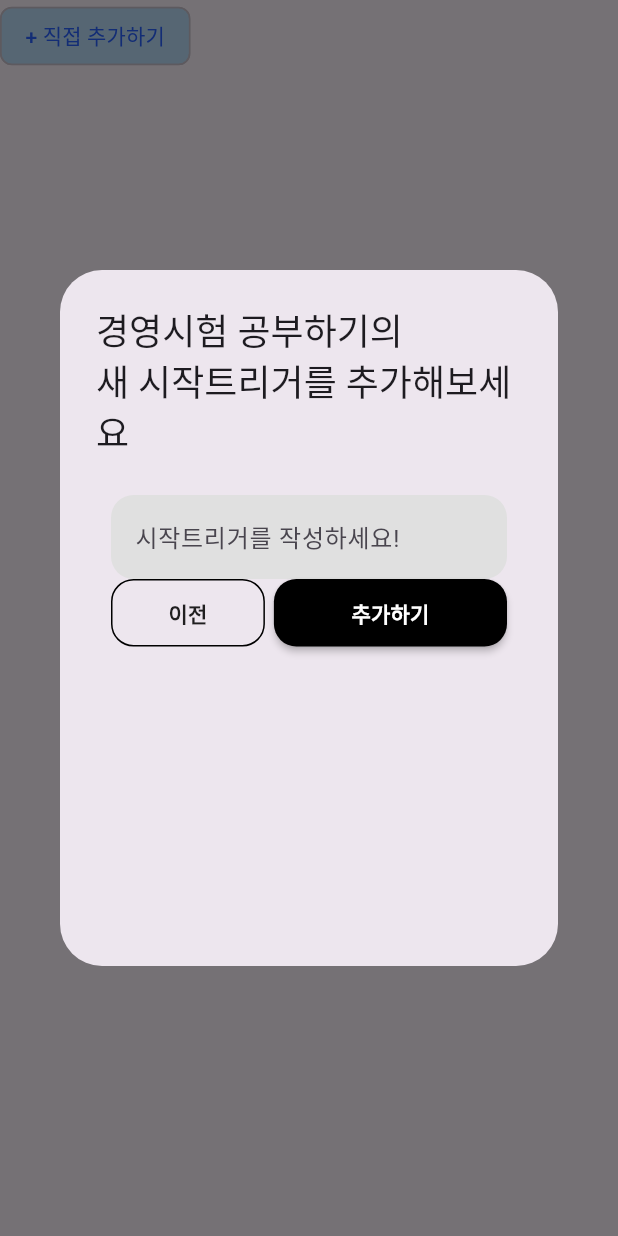
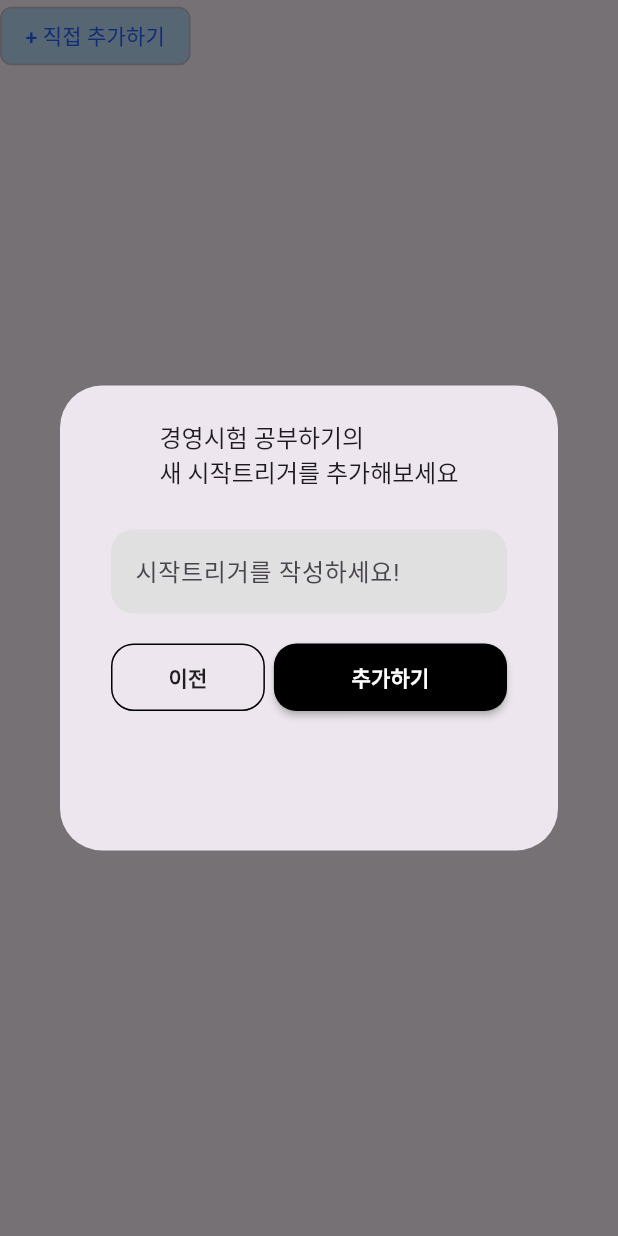
Before and after one commit to seongukHEO/StarryWavePractice, a Flutter app: the BuildChips widget shown alone on an empty page, opened directly, after a tap on "+ 직접 추가하기", on a phone screen of 412 x 824 dp. Run offline on Flutter 3.47's test engine with Material 3 defaults, Android fonts, the phone set to English and light mode, and no system bars; our stand-ins replace firebase_core, table_calendar; missing offline and left inert: dart:ffi; accounts and stored records are empty.

Commit message:
feat : chip 오류 해결 및 완성

```diff
--- a/lib/common/build_chips.dart
+++ b/lib/common/build_chips.dart
@@ -22,10 +22,10 @@ class _BuildChipsState extends State<BuildChips> {
           return AlertDialog(
             title: Align(
               alignment: Alignment.center,
-              child: Text("경영시험 공부하기의\n새 시작트리거를 추가해보세요"),
+              child: Text("경영시험 공부하기의\n새 시작트리거를 추가해보세요", style: TextStyle(fontSize: 16),),
             ),
             content: Container(
-              height: 300,
+              height: 200,
               width: 300,
               padding: EdgeInsets.all(10),
               child: Column(
@@ -46,7 +46,9 @@ class _BuildChipsState extends State<BuildChips> {
                       labelText: "시작트리거를 작성하세요!",
                     ),
                   ),
+                  SizedBox(height: 20,),
                   Row(
+                    crossAxisAlignment: CrossAxisAlignment.end,
                     children: [
                       Expanded(
                         flex: 2,
@@ -78,7 +80,7 @@ class _BuildChipsState extends State<BuildChips> {
                                   borderSide: BorderSide.none
                               ),
                               onPressed: (){
-                                _addChip("kkkk");
+                                _addChip(_chipController.text);
                                 Navigator.pop(context);
                               },
                               child: Text("추가하기", style: TextStyle(color: Colors.white, fontWeight: FontWeight.bold),),
@@ -104,37 +106,43 @@ class _BuildChipsState extends State<BuildChips> {
 
   @override
   Widget build(BuildContext context) {
-    return Row(
-      children: [
-        Wrap(
+    return Wrap(
       spacing: 8.0,
       runSpacing: 4.0,
-          children: _chips.map((chip){
+      children: [
+        ..._chips.map((chip) {
           return ChoiceChip(
-                label: Text(chip["label"], style: TextStyle(color: chip["isSelected"] ? Colors.white : Colors.black),),
+            label: Text(
+              chip["label"],
+              style: TextStyle(
+                color: chip["isSelected"] ? Colors.white : Colors.black,
+              ),
+            ),
             selected: chip["isSelected"],
             selectedColor: Colors.black,
-              backgroundColor: Colors.grey,
-              onSelected: (bool selected){
+            backgroundColor: Colors.grey.shade300,
+            onSelected: (bool selected) {
               setState(() {
                 chip["isSelected"] = selected;
               });
             },
           );
-          }).toList()
-        ),
+        }).toList(),
         GestureDetector(
-          onTap: (){
+          onTap: () {
             _showDialog();
           },
           child: Chip(
-            label: Text("+ 직접 추가하기", style: TextStyle(color: Colors.blueAccent.shade700),),
+            label: Text(
+              "+ 직접 추가하기",
+              style: TextStyle(color: Colors.blueAccent.shade700),
+            ),
             backgroundColor: Colors.blue.shade100,
             elevation: 6.0,
             shadowColor: Colors.grey[60],
             padding: EdgeInsets.all(8),
           ),
-        )
+        ),
       ],
     );
   }
```
Lines whose indentation alone changed are shown as unchanged.
